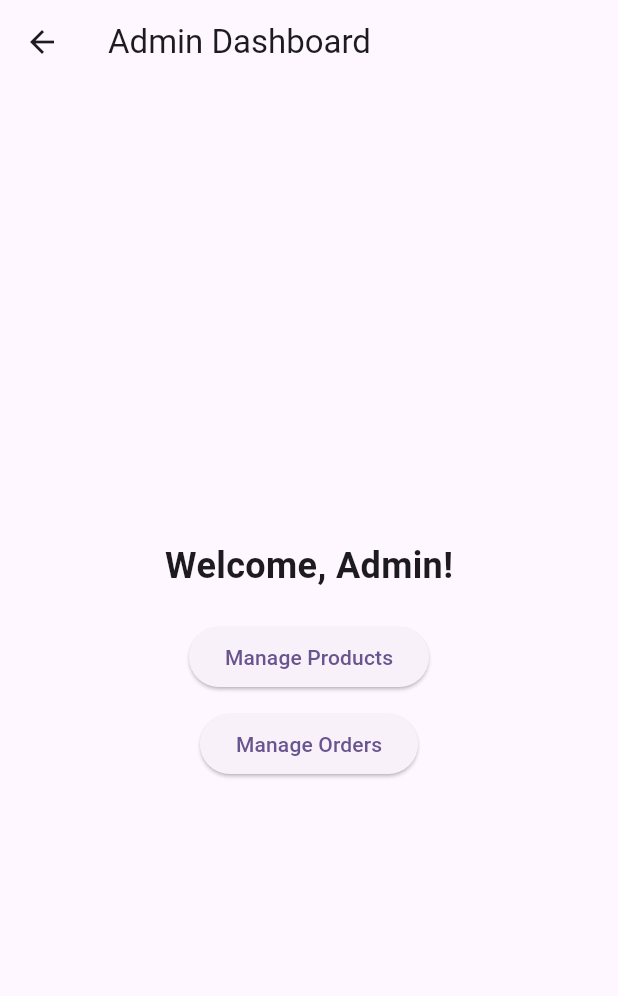
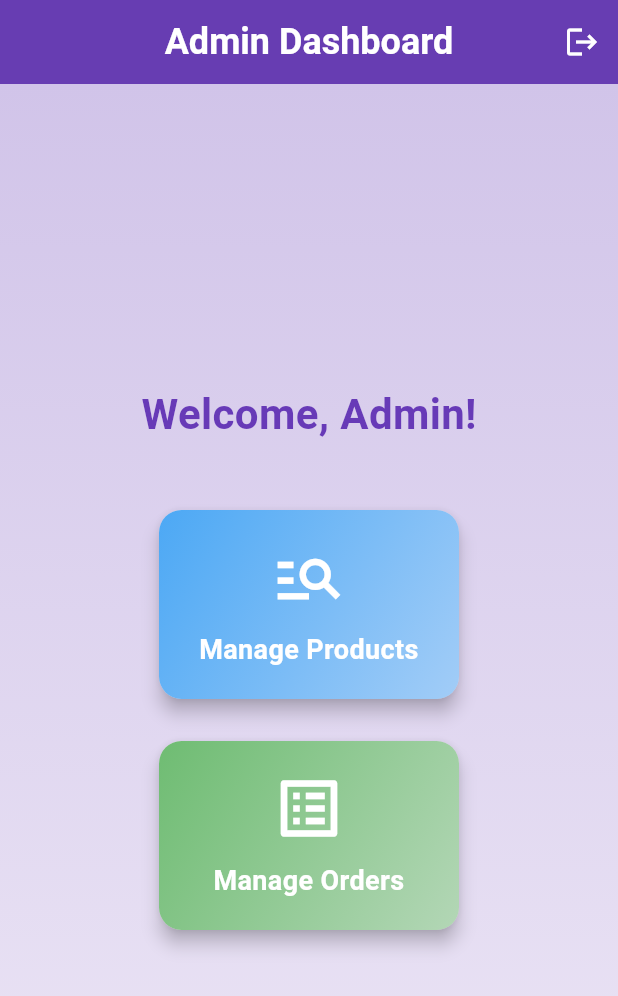
Before and after one commit to ngongdayne2k3/project_boardgames_flutter, a Flutter app: the AdminDashboardScreen screen opened directly, on a phone screen of 412 x 824 dp. Shown: the top 996 px of the screen. Run offline on Flutter 3.47's test engine with Material 3 defaults, Android fonts, the phone set to English and light mode, and no system bars; our stand-ins replace shared_preferences, sqflite; accounts and stored records are empty.

Commit message:
đã có thể vào cả 2 phần manage product + manage order nhưng chức năng vẫn mủ

```diff
--- a/lib/main.dart
+++ b/lib/main.dart
@@ -7,7 +7,7 @@ import 'package:project_boardgames_flutter/screens/product_list_screen.dart';
 import 'package:project_boardgames_flutter/screens/product_screen.dart';
 import 'package:project_boardgames_flutter/screens/cart_screen.dart';
 import 'package:project_boardgames_flutter/screens/customer_profile_screen.dart';
-
+import 'package:project_boardgames_flutter/screens/admin/manage_order/manage_orders_screen.dart';
 import 'models/cart.dart';
 
 void main() {
@@ -41,6 +41,7 @@ class MyApp extends StatelessWidget {
         '/cart': (context) => CartScreen(cart: Cart()),  // Truyền Cart vào CartScreen
         '/profile': (context) => CustomerProfile(),
         '/manage-products': (context) => ManageProductsScreen(),
+        '/manage-orders': (context) => ManageOrdersScreen(),
       },
       initialRoute: '/',  // Route khởi đầu
     );
--- a/lib/screens/admin/admin_dashboard_screen.dart
+++ b/lib/screens/admin/admin_dashboard_screen.dart
@@ -1,35 +1,149 @@
 import 'package:flutter/material.dart';
+import 'package:shared_preferences/shared_preferences.dart';
+import 'package:project_boardgames_flutter/screens/auth/login_screen.dart'; // Import màn hình đăng nhập
 
 class AdminDashboardScreen extends StatelessWidget {
   @override
   Widget build(BuildContext context) {
     return Scaffold(
       appBar: AppBar(
-        title: Text('Admin Dashboard'),
+        title: Text(
+          'Admin Dashboard',
+          style: TextStyle(
+            fontSize: 24,
+            fontWeight: FontWeight.bold,
+            color: Colors.white,
           ),
-      body: Center(
+        ),
+        centerTitle: true,
+        backgroundColor: Colors.deepPurple, // Màu nền AppBar
+        elevation: 10, // Đổ bóng AppBar
+        actions: [
+          // Nút đăng xuất
+          IconButton(
+            icon: Icon(Icons.logout, color: Colors.white),
+            onPressed: () async {
+              // Xóa trạng thái đăng nhập
+              final prefs = await SharedPreferences.getInstance();
+              await prefs.setBool('isLoggedIn', false);
+              await prefs.remove('userId');
+              await prefs.remove('userRole');
+
+              // Chuyển hướng về màn hình đăng nhập
+              Navigator.pushReplacement(
+                context,
+                MaterialPageRoute(builder: (context) => LoginScreen()),
+              );
+
+              // Hiển thị thông báo đăng xuất thành công
+              ScaffoldMessenger.of(context).showSnackBar(
+                SnackBar(content: Text('Đăng xuất thành công!')),
+              );
+            },
+          ),
+        ],
+      ),
+      body: Container(
+        decoration: BoxDecoration(
+          gradient: LinearGradient(
+            begin: Alignment.topCenter,
+            end: Alignment.bottomCenter,
+            colors: [
+              Colors.deepPurple.shade100,
+              Colors.deepPurple.shade50,
+            ],
+          ),
+        ),
+        child: Center(
           child: Column(
             mainAxisAlignment: MainAxisAlignment.center,
             children: [
               Text(
                 'Welcome, Admin!',
-              style: TextStyle(fontSize: 24, fontWeight: FontWeight.bold),
+                style: TextStyle(
+                  fontSize: 28,
+                  fontWeight: FontWeight.bold,
+                  color: Colors.deepPurple,
                 ),
-            SizedBox(height: 20),
-            ElevatedButton(
+              ),
+              SizedBox(height: 40),
+              _buildDashboardButton(
+                context,
+                icon: Icons.manage_search,
+                label: 'Manage Products',
+                color: Colors.blue,
                 onPressed: () {
                   Navigator.pushNamed(context, '/manage-products');
                 },
-              child: Text('Manage Products'),
+              ),
+              SizedBox(height: 20),
+              _buildDashboardButton(
+                context,
+                icon: Icons.list_alt,
+                label: 'Manage Orders',
+                color: Colors.green,
+                onPressed: () {
+                  Navigator.pushNamed(context, '/manage-orders');
+                },
+              ),
+            ],
+          ),
+        ),
+      ),
+    );
+  }
+
+  // Hàm tạo nút dashboard
+  Widget _buildDashboardButton(
+      BuildContext context, {
+        required IconData icon,
+        required String label,
+        required Color color,
+        required VoidCallback onPressed,
+      }) {
+    return Card(
+      elevation: 5, // Đổ bóng
+      shape: RoundedRectangleBorder(
+        borderRadius: BorderRadius.circular(15), // Bo góc
+      ),
+      child: InkWell(
+        onTap: onPressed,
+        borderRadius: BorderRadius.circular(15),
+        splashColor: color.withOpacity(0.3), // Hiệu ứng khi nhấn
+        child: Container(
+          width: 200,
+          padding: EdgeInsets.all(20),
+          decoration: BoxDecoration(
+            borderRadius: BorderRadius.circular(15),
+            gradient: LinearGradient(
+              begin: Alignment.topLeft,
+              end: Alignment.bottomRight,
+              colors: [
+                color.withOpacity(0.8),
+                color.withOpacity(0.4),
+              ],
+            ),
+          ),
+          child: Column(
+            mainAxisAlignment: MainAxisAlignment.center,
+            children: [
+              Icon(
+                icon,
+                size: 50,
+                color: Colors.white,
               ),
               SizedBox(height: 10),
-            ElevatedButton(
-              onPressed: () {
-                // Điều hướng đến màn hình quản lý đơn hàng
-              },
-              child: Text('Manage Orders'),
+              Text(
+                label,
+                style: TextStyle(
+                  fontSize: 18,
+                  fontWeight: FontWeight.bold,
+                  color: Colors.white,
+                ),
+                textAlign: TextAlign.center,
               ),
             ],
+          ),
         ),
       ),
     );
```
Also changed, not shown: lib/database/database_helper.dart (+16 -0 lines), lib/screens/admin/manage_order/manage_orders_screen.dart (added, +121 -0 lines), lib/screens/admin/manage_order/order_detail_screen.dart (added, +49 -0 lines), lib/screens/admin/manage_products_screen.dart (+62 -18 lines), lib/screens/main_screen.dart (+6 -2 lines), 1 other file. Lines whose indentation alone changed are shown as unchanged.
